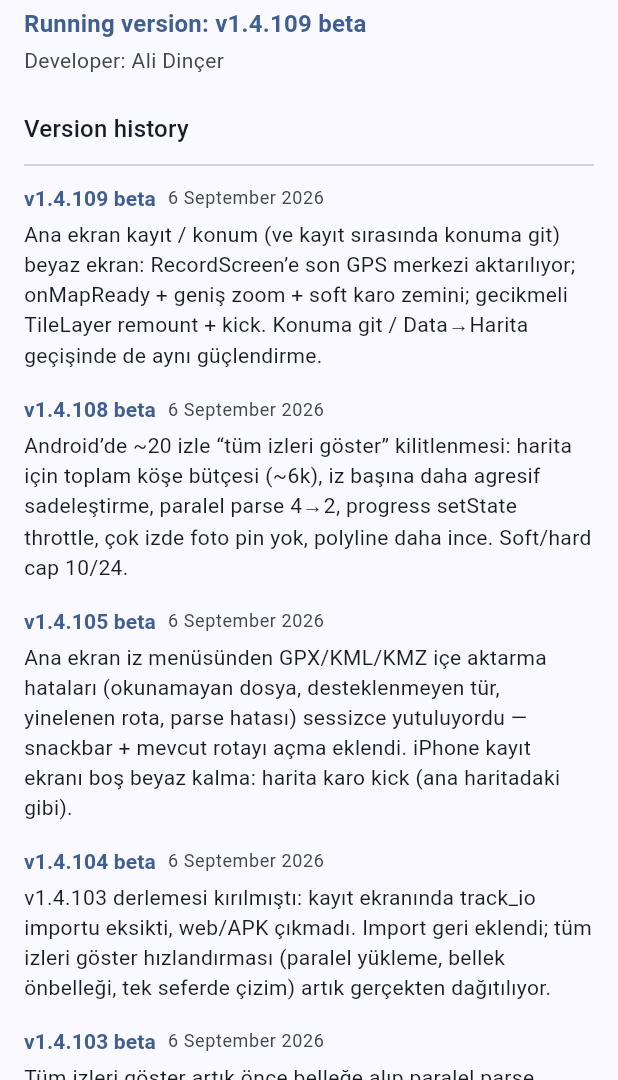
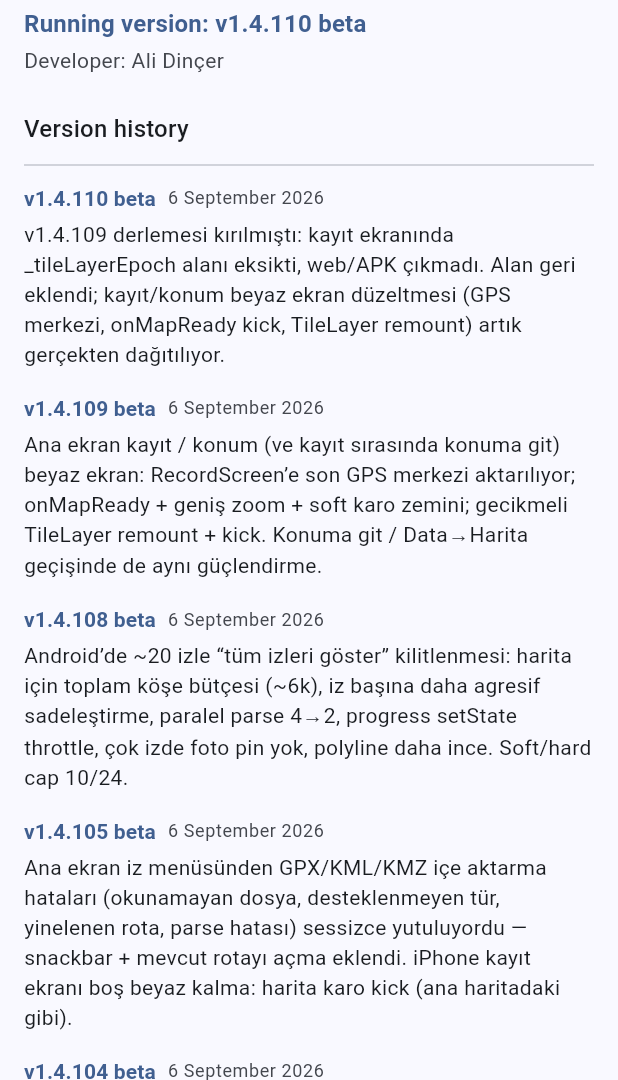
Before and after one commit to alid67-git/RideAtlas, a Flutter app: the AboutScreen screen opened directly, on a phone screen of 412 x 824 dp, the part 156-1236 px from its top. Run offline on Flutter 3.47's test engine with Material 3 defaults, Android fonts, the phone set to English and light mode, and no system bars; our stand-ins replace battery_plus, file_picker, fl_chart, flutter_map, geolocator, hive and 7 more; missing offline and left inert: dart:js_interop, exif, gpx, photo_manager; accounts and stored records are empty; generated files the repository leaves out were written again; network calls fail.

Commit message:
v1.4.110: restore missing _tileLayerEpoch so 109 can deploy (#58)
109 merged but web/APK CI failed: TileLayer remount used _tileLayerEpoch
without declaring the field. Add the field and ship as 110.

Co-authored-by: Cursor Agent <cursoragent@cursor.com>
Co-authored-by: alid67-git <alid67-git@users.noreply.github.com>

```diff
--- a/lib/build_info.dart
+++ b/lib/build_info.dart
@@ -1,8 +1,9 @@
 /// Bumped by hand on every push so the running build can be eyeballed on
 /// screen (Chrome tabs / dev servers can otherwise silently serve stale JS).
-const String kAppBuildLabel = 'v1.4.109 beta';
+const String kAppBuildLabel = 'v1.4.110 beta';
 
 /// Shown once, in a dialog, the first time this build label is seen.
 const String kAppBuildNote =
-    'Kayıt ve konum tuşunda beyaz ekran: ana haritadan konum aktarımı, '
-    'onMapReady + gecikmeli karo, TileLayer yeniden bağlama.';
+    'v1.4.109 derlemesi kırılmıştı (_tileLayerEpoch eksikti); web/APK '
+    'çıkmadı. Alan geri eklendi — kayıt/konum beyaz ekran düzeltmesi '
+    'artık gerçekten dağıtılıyor.';
--- a/lib/changelog.dart
+++ b/lib/changelog.dart
@@ -20,6 +20,15 @@ class ChangelogEntry {
 
 const kChangelog = <ChangelogEntry>[
   ChangelogEntry(
+    version: 'v1.4.110 beta',
+    date: '2026-09-06',
+    note:
+        'v1.4.109 derlemesi kırılmıştı: kayıt ekranında _tileLayerEpoch '
+        'alanı eksikti, web/APK çıkmadı. Alan geri eklendi; kayıt/konum '
+        'beyaz ekran düzeltmesi (GPS merkezi, onMapReady kick, TileLayer '
+        'remount) artık gerçekten dağıtılıyor.',
+  ),
+  ChangelogEntry(
     version: 'v1.4.109 beta',
     date: '2026-09-06',
     note:
--- a/lib/screens/record_screen.dart
+++ b/lib/screens/record_screen.dart
@@ -104,6 +104,11 @@ class _RecordScreenState extends State<RecordScreen>
   static const _coneMarkerScale = 2.3;
 
   final _mapController = MapController();
+
+  /// Bumped to remount [TileLayer] after delayed kicks if the first attach
+  /// still left a blank white map (common after home record / locate push).
+  int _tileLayerEpoch = 0;
+
   late final AnimationController _rotationController;
 
   /// Drives the info page's slowly-breathing background gradient/glow - a
```
